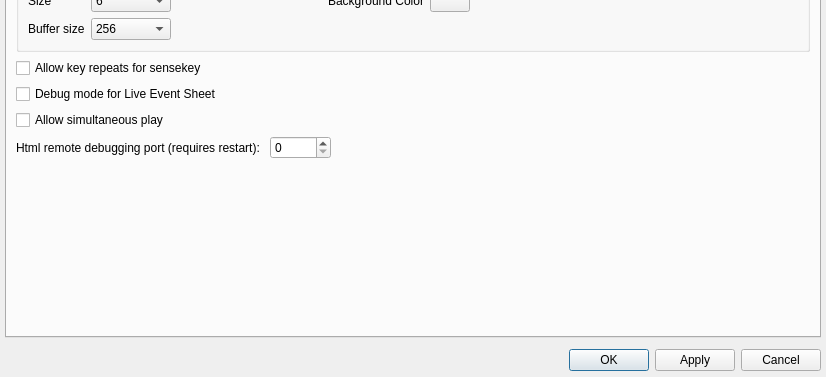
This is src/configdialog.ui in CsoundQt/CsoundQt as Qt 5 draws it before an edit; both pictures show x 0 to 826 and y 369 to 746 of the 826 by 746 pixel window. The edited form follows.
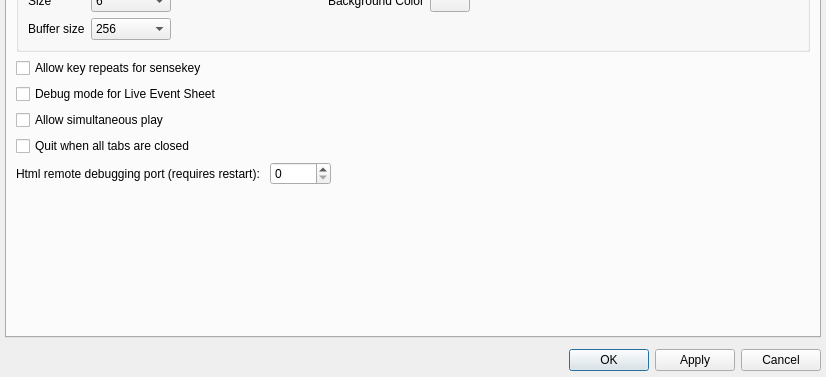
This is the edited form. The open tabs and pages were chosen to show the change.

Commit message: Stop saving on run by default, add "Quit when all tabs are closed", fix Reset Preferences

What changed in the file:
```diff
--- a/src/configdialog.ui
+++ b/src/configdialog.ui
@@ -1615,6 +1615,16 @@
                </property>
               </widget>
              </item>
+             <item>
+              <widget class="QCheckBox" name="quitOnLastTabClosedCheckBox">
+               <property name="toolTip">
+                <string>Exit CsoundQt when the last document tab is closed instead of opening an empty document</string>
+               </property>
+               <property name="text">
+                <string>Quit when all tabs are closed</string>
+               </property>
+              </widget>
+             </item>
             </layout>
            </item>
            <item row="1" column="0" rowspan="2">
```
The commit also changes 5 other files.
